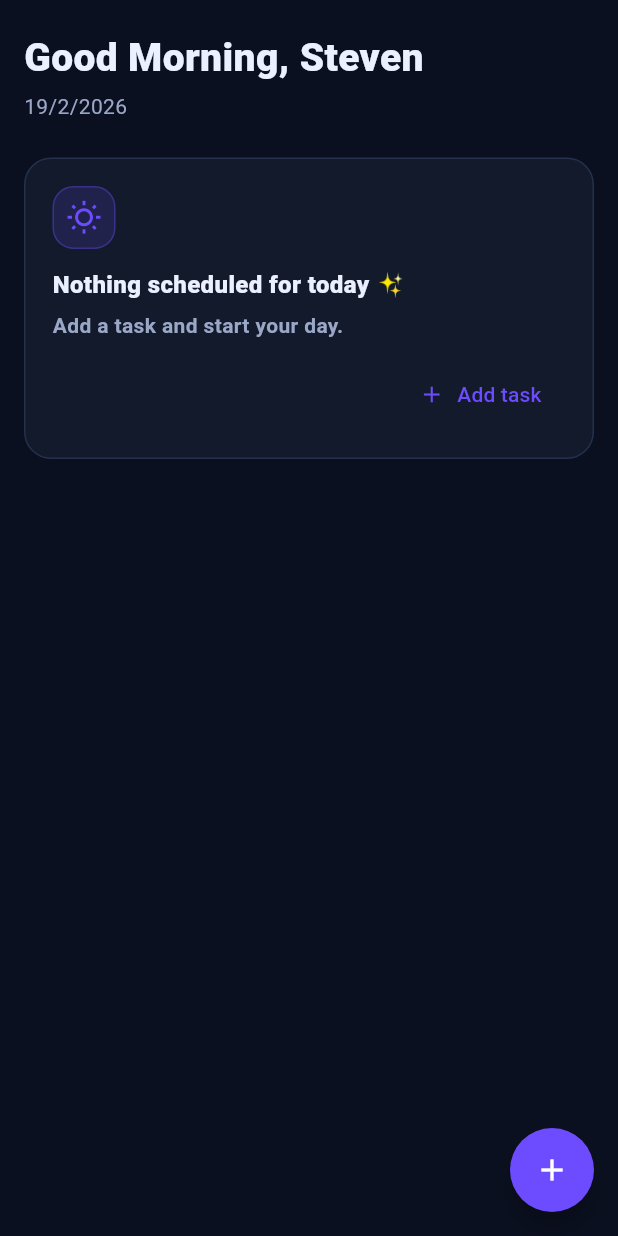
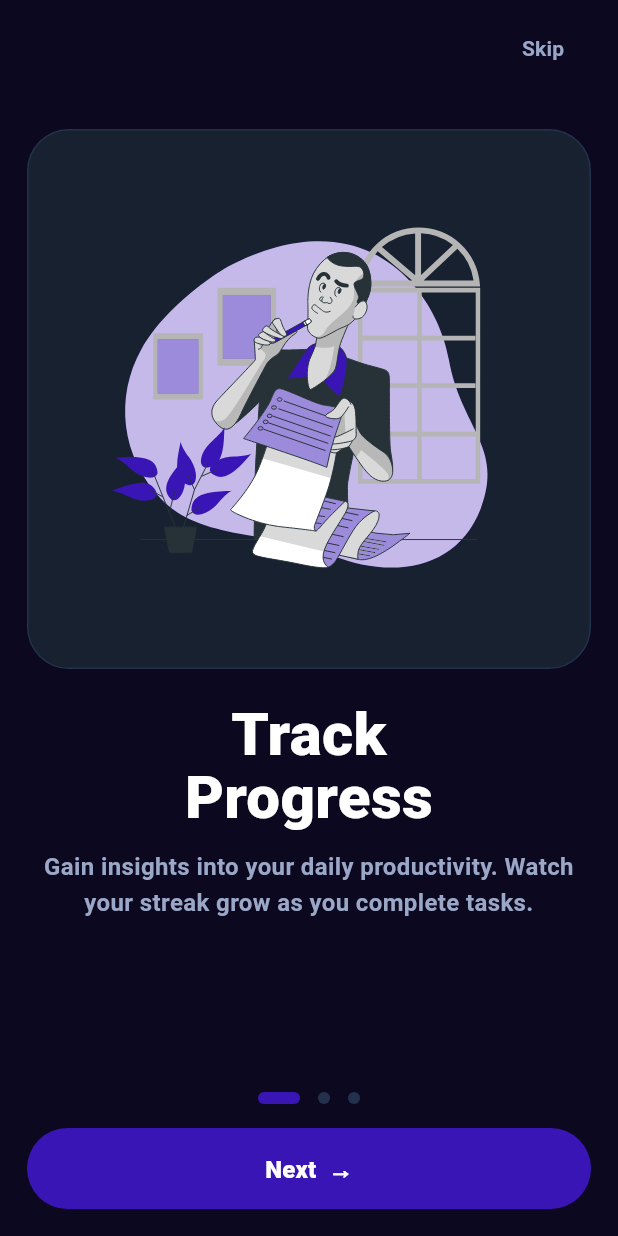
Before and after one commit to StevenBahaa/todo_flutter_app, a Flutter app: the screen it shows after launch, on a phone screen of 412 x 824 dp. Run offline on Flutter 3.47's test engine with Material 3 defaults, Android fonts, the light colour scheme and no system bars; our stand-ins replace audioplayers, equatable, flutter_bloc, flutter_svg, hive, hive_flutter and 1 more; accounts and stored records are empty.

Commit message:
OnBoarding Screen

```diff
--- a/lib/data/local/hive_boxes.dart
+++ b/lib/data/local/hive_boxes.dart
@@ -2,4 +2,5 @@ class HiveBoxs {
   static const String tasks = 'tasksBox';
   static const String categories = "categoriesBox";
   static const String prefs = 'prefsBox';
-}
+  static const profile = "profile_box";
+  }
--- a/lib/data/local/hive_init.dart
+++ b/lib/data/local/hive_init.dart
@@ -6,11 +6,14 @@ class HiveInit {
   static Future<void> init() async {
     await Hive.initFlutter();
 
-    // Adapters will be registered here later (Task, Category, Prefs)
+    // Register adapters
     if (!Hive.isAdapterRegistered(TaskModelAdapter().typeId)) {
       Hive.registerAdapter(TaskModelAdapter());
     }
 
+
+
+    // Open boxes
     await Hive.openBox<TaskModel>(HiveBoxs.tasks);
     await Hive.openBox(HiveBoxs.categories);
     await Hive.openBox(HiveBoxs.prefs);
--- /dev/null
+++ b/lib/data/local/prefs_keys.dart
@@ -0,0 +1,5 @@
+class PrefsKeys {
+  static const userName = "user_name";
+  static const userPhotoPath = "user_photo_path";
+  static const onboardingDone = "onboarding_done";
+}
--- /dev/null
+++ b/lib/data/local/user_profile_prefs.dart
@@ -0,0 +1,22 @@
+import 'package:hive/hive.dart';
+import 'hive_boxes.dart';
+import 'prefs_keys.dart';
+
+class UserProfilePrefs {
+  Box get _prefs => Hive.box(HiveBoxs.prefs);
+
+  String? getName() => _prefs.get(PrefsKeys.userName) as String?;
+  String? getPhotoPath() => _prefs.get(PrefsKeys.userPhotoPath) as String?;
+
+  Future<void> saveProfile({required String name, String? photoPath}) async {
+    await _prefs.put(PrefsKeys.userName, name);
+    await _prefs.put(PrefsKeys.userPhotoPath, photoPath);
+  }
+
+  bool getOnboardingDone() =>
+      (_prefs.get(PrefsKeys.onboardingDone) as bool?) ?? false;
+
+  Future<void> setOnboardingDone(bool v) async {
+    await _prefs.put(PrefsKeys.onboardingDone, v);
+  }
+}
--- /dev/null
+++ b/lib/features/onboarding/view/onboarding_screen.dart
@@ -0,0 +1,461 @@
+import 'dart:io';
+
+import 'package:flutter/material.dart';
+import 'package:flutter_svg/flutter_svg.dart';
+import 'package:image_picker/image_picker.dart';
+import 'package:path/path.dart' as p;
+import 'package:path_provider/path_provider.dart';
+import 'package:flutter/services.dart';
+import 'package:todo_list/features/tasks/view/today_dashboard_screen.dart';
+
+import '../../../core/theme/app_colors.dart';
+import '../../../data/local/user_profile_prefs.dart';
+
+class OnboardingScreen extends StatefulWidget {
+  const OnboardingScreen({super.key});
+
+  @override
+  State<OnboardingScreen> createState() => _OnboardingScreenState();
+}
+
+class _OnboardingScreenState extends State<OnboardingScreen> {
+  final _page = PageController();
+  int _index = 0;
+
+  final _nameCtrl = TextEditingController();
+  String? _photoPath;
+
+  final _prefs = UserProfilePrefs();
+
+  @override
+  void dispose() {
+    _page.dispose();
+    _nameCtrl.dispose();
+    super.dispose();
+  }
+
+  Future<void> _pickPhoto() async {
+    final picker = ImagePicker();
+    final x = await picker.pickImage(
+      source: ImageSource.gallery,
+      imageQuality: 85,
+    );
+    if (x == null) return;
+
+    final dir = await getApplicationDocumentsDirectory();
+    final ext = p.extension(x.path);
+    final dest = p.join(dir.path, 'profile_photo$ext');
+
+    final saved = await File(x.path).copy(dest);
+    setState(() => _photoPath = saved.path);
+  }
+
+  Future<void> _finish() async {
+    final name = _nameCtrl.text.trim();
+    if (name.isEmpty) {
+      ScaffoldMessenger.of(
+        context,
+      ).showSnackBar(const SnackBar(content: Text("Please enter your name")));
+      return;
+    }
+
+    await _prefs.saveProfile(name: name, photoPath: _photoPath);
+    await _prefs.setOnboardingDone(true);
+
+    if (!mounted) return;
+    Navigator.pushReplacement(
+      context,
+      MaterialPageRoute(builder: (_) => const TodayDashboardScreen()),
+    );
+  }
+
+  void _next() {
+    HapticFeedback.selectionClick();
+    if (_index < 2) {
+      _page.nextPage(
+        duration: const Duration(milliseconds: 260),
+        curve: Curves.easeOutCubic,
+      );
+    } else {
+      _finish();
+    }
+  }
+
+  void _skip() {
+    _page.animateToPage(
+      2,
+      duration: const Duration(milliseconds: 260),
+      curve: Curves.easeOutCubic,
+    );
+  }
+
+  @override
+  Widget build(BuildContext context) {
+    final isLast = _index == 2;
+
+    return Scaffold(
+      backgroundColor: const Color(0xFF0B0820),
+      body: SafeArea(
+        child: Column(
+          children: [
+            Padding(
+              padding: const EdgeInsets.symmetric(horizontal: 18, vertical: 8),
+              child: Row(
+                children: [
+                  const Spacer(),
+                  TextButton(
+                    onPressed: isLast ? null : _skip,
+                    child: Text(
+                      "Skip",
+                      style: TextStyle(
+                        color: isLast
+                            ? AppColors.textMuted.withAlpha(120)
+                            : AppColors.textMuted,
+                        fontWeight: FontWeight.w700,
+                      ),
+                    ),
+                  ),
+                ],
+              ),
+            ),
+
+            Expanded(
+              child: PageView(
+                controller: _page,
+                onPageChanged: (i) => setState(() => _index = i),
+                children: [
+                  _OnboardingPage(
+                    svgAsset: "assets/svg/To do list-bro.svg",
+                    title: "Track\nProgress",
+                    subtitle:
+                        "Gain insights into your daily productivity. Watch your streak grow as you complete tasks.",
+                  ),
+                  _OnboardingPage(
+                    svgAsset: "assets/svg/To do list-pana.svg",
+                    title: "Master\nYour Day",
+                    subtitle:
+                        "Turn chaos into clarity. Prioritize what matters most with just a few taps.",
+                  ),
+                  _OnboardingProfilePage(
+                    svgAsset: "assets/svg/To do list-rafiki.svg",
+                    title: "Filter\nwith Speed",
+                    subtitle:
+                        "Stop scrolling, start doing. Use smart tags to find any task in seconds.",
+                    nameCtrl: _nameCtrl,
+                    photoPath: _photoPath,
+                    onPickPhoto: _pickPhoto,
+                  ),
+                ],
+              ),
+            ),
+
+            const SizedBox(height: 10),
+            _Dots(index: _index),
+            const SizedBox(height: 16),
+
+            Padding(
+              padding: const EdgeInsets.fromLTRB(18, 0, 18, 18),
+              child: SizedBox(
+                width: double.infinity,
+                height: 54,
+                child: ElevatedButton(
+                  style: ElevatedButton.styleFrom(
+                    backgroundColor: const Color(0xFF3A15B6),
+                    shape: RoundedRectangleBorder(
+                      borderRadius: BorderRadius.circular(28),
+                    ),
+                    elevation: 0,
+                  ),
+                  onPressed: _next,
+                  child: Text(
+                    isLast ? "Get Started" : "Next  →",
+                    style: const TextStyle(
+                      fontWeight: FontWeight.w900,
+                      fontSize: 16,
+                      color: Colors.white,
+                    ),
+                  ),
+                ),
+              ),
+            ),
+          ],
+        ),
+      ),
+    );
+  }
+}
+
+class _OnboardingPage extends StatelessWidget {
+  final String svgAsset;
+  final String title;
+  final String subtitle;
+
+  const _OnboardingPage({
+    required this.svgAsset,
+    required this.title,
+    required this.subtitle,
+  });
+
+  @override
+  Widget build(BuildContext context) {
+    return SingleChildScrollView(
+      padding: const EdgeInsets.symmetric(horizontal: 18),
+      child: Column(
+        children: [
+          const SizedBox(height: 22),
+
+          // SVG hero (use your SVG, not built from scratch)
+          _SvgHeroCard(asset: svgAsset),
+
+          const SizedBox(height: 22),
+          Text(
+            title,
+            style: const TextStyle(
+              color: Colors.white,
+              fontWeight: FontWeight.w900,
+              fontSize: 40,
+              height: 1.05,
+            ),
+            textAlign: TextAlign.center,
+          ),
+          const SizedBox(height: 14),
+          Text(
+            subtitle,
+            style: const TextStyle(
+              color: AppColors.textMuted,
+              fontWeight: FontWeight.w600,
+              fontSize: 16,
+              height: 1.5,
+            ),
+            textAlign: TextAlign.center,
+          ),
+        ],
+      ),
+    );
+  }
+}
+
+class _OnboardingProfilePage extends StatelessWidget {
+  final String svgAsset;
+  final String title;
+  final String subtitle;
+
+  final TextEditingController nameCtrl;
+  final String? photoPath;
+  final VoidCallback onPickPhoto;
+
+  const _OnboardingProfilePage({
+    required this.svgAsset,
+    required this.title,
+    required this.subtitle,
+    required this.nameCtrl,
+    required this.photoPath,
+    required this.onPickPhoto,
+  });
+
+  @override
+  Widget build(BuildContext context) {
+    final hasName = nameCtrl.text.trim().isNotEmpty;
+
+    return Padding(
+      padding: const EdgeInsets.symmetric(horizontal: 18),
+      child: SingleChildScrollView(
+        child: Column(
+          children: [
+            const SizedBox(height: 22),
+            _SvgHeroCard(asset: svgAsset),
+
+            const SizedBox(height: 22),
+            Text(
+              title,
+              style: const TextStyle(
+                color: Colors.white,
+                fontWeight: FontWeight.w900,
+                fontSize: 40,
+                height: 1.05,
+              ),
+              textAlign: TextAlign.center,
+            ),
+            const SizedBox(height: 14),
+            Text(
+              subtitle,
+              style: const TextStyle(
+                color: AppColors.textMuted,
+                fontWeight: FontWeight.w600,
+                fontSize: 16,
+                height: 1.5,
+              ),
+              textAlign: TextAlign.center,
+            ),
+            const SizedBox(height: 18),
+
+            // Name + photo block
+            Container(
+              padding: const EdgeInsets.all(14),
+              decoration: BoxDecoration(
+                color: AppColors.surface,
+                borderRadius: BorderRadius.circular(16),
+                border: Border.all(color: AppColors.border),
+              ),
+              child: Column(
+                children: [
+                  Row(
+                    children: [
+                      _PhotoPreview(photoPath: photoPath),
+                      const SizedBox(width: 12),
+                      Expanded(
+                        child: TextField(
+                          controller: nameCtrl,
+                          onChanged: (_) {},
+                          style: const TextStyle(
+                            color: AppColors.text,
+                            fontWeight: FontWeight.w800,
+                          ),
+                          decoration: InputDecoration(
+                            hintText: "Your name",
+                            hintStyle: const TextStyle(
+                              color: AppColors.textMuted,
+                              fontWeight: FontWeight.w600,
+                            ),
+                            filled: true,
+                            fillColor: const Color(0xFF0F172A),
+                            border: OutlineInputBorder(
+                              borderRadius: BorderRadius.circular(12),
+                              borderSide: BorderSide(color: AppColors.border),
+                            ),
+                            enabledBorder: OutlineInputBorder(
+                              borderRadius: BorderRadius.circular(12),
+                              borderSide: BorderSide(color: AppColors.border),
+                            ),
+                            focusedBorder: OutlineInputBorder(
+                              borderRadius: BorderRadius.circular(12),
+                              borderSide: const BorderSide(
+                                color: Color(0xFF3A15B6),
+                                width: 1.6,
+                              ),
+                            ),
+                            contentPadding: const EdgeInsets.symmetric(
+                              horizontal: 12,
+                              vertical: 12,
+                            ),
+                          ),
+                        ),
+                      ),
+                    ],
+                  ),
+                  const SizedBox(height: 12),
+                  SizedBox(
+                    width: double.infinity,
+                    height: 44,
+                    child: OutlinedButton.icon(
+                      style: OutlinedButton.styleFrom(
+                        foregroundColor: Colors.white,
+                        side: BorderSide(color: AppColors.border),
+                        shape: RoundedRectangleBorder(
+                          borderRadius: BorderRadius.circular(12),
+                        ),
+                      ),
+                      onPressed: onPickPhoto,
+                      icon: const Icon(Icons.photo_library_outlined, size: 18),
+                      label: const Text(
+                        "Upload profile photo",
+                        style: TextStyle(fontWeight: FontWeight.w800),
+                      ),
+                    ),
+                  ),
+                  if (!hasName) ...[
+                    const SizedBox(height: 10),
+                    const Align(
+                      alignment: Alignment.centerLeft,
+                      child: Text(
+                        "Name is required to continue",
+                        style: TextStyle(
+                          color: AppColors.textMuted,
+                          fontWeight: FontWeight.w600,
+                          fontSize: 12,
+                        ),
+                      ),
+                    ),
+                  ],
+                ],
+              ),
+            ),
+          ],
+        ),
+      ),
+    );
+  }
+}
+
+class _SvgHeroCard extends StatelessWidget {
+  final String asset;
+  const _SvgHeroCard({required this.asset});
+
+  @override
+  Widget build(BuildContext context) {
+    return Container(
+      height: 360,
+      width: double.infinity,
+      padding: const EdgeInsets.all(18),
+      decoration: BoxDecoration(
+        color: const Color(0xFF18212F),
+        borderRadius: BorderRadius.circular(28),
+        border: Border.all(color: AppColors.border),
+      ),
+      child: ClipRRect(
+        borderRadius: BorderRadius.circular(22),
+        child: SvgPicture.asset(asset, fit: BoxFit.contain),
+      ),
+    );
+  }
+}
+
+class _PhotoPreview extends StatelessWidget {
+  final String? photoPath;
+  const _PhotoPreview({this.photoPath});
+
+  @override
+  Widget build(BuildContext context) {
+    final has = photoPath != null && photoPath!.isNotEmpty;
+
+    return Container(
+      width: 54,
+      height: 54,
+      decoration: BoxDecoration(
+        color: const Color(0xFF0F172A),
+        borderRadius: BorderRadius.circular(16),
+        border: Border.all(color: AppColors.border),
+      ),
+      child: ClipRRect(
+        borderRadius: BorderRadius.circular(16),
+        child: has
+            ? Image.file(File(photoPath!), fit: BoxFit.cover)
+            : const Icon(Icons.person, color: AppColors.textMuted),
+      ),
+    );
+  }
+}
+
+class _Dots extends StatelessWidget {
+  final int index;
+  const _Dots({required this.index});
+
+  @override
+  Widget build(BuildContext context) {
+    Widget dot(bool active) => AnimatedContainer(
+      duration: const Duration(milliseconds: 220),
+      width: active ? 28 : 8,
+      height: 8,
+      margin: const EdgeInsets.symmetric(horizontal: 6),
+      decoration: BoxDecoration(
+        color: active ? const Color(0xFF3A15B6) : AppColors.border,
+        borderRadius: BorderRadius.circular(99),
+      ),
+    );
+
+    return Row(
+      mainAxisAlignment: MainAxisAlignment.center,
+      children: [dot(index == 0), dot(index == 1), dot(index == 2)],
+    );
+  }
+}
--- a/lib/main.dart
+++ b/lib/main.dart
@@ -1,20 +1,27 @@
 import 'package:flutter/material.dart';
 import 'package:flutter_bloc/flutter_bloc.dart';
+
 import 'package:todo_list/core/theme/app_theme.dart';
 import 'package:todo_list/data/local/hive_init.dart';
+import 'package:todo_list/data/local/user_profile_prefs.dart';
 import 'package:todo_list/data/repositories/tasks_repository.dart';
 import 'package:todo_list/features/tasks/cubit/tasks_cubit.dart';
-// import 'package:todo_list/features/tasks/view/comprehensive_task_list_screen.dart';
 import 'package:todo_list/features/tasks/view/today_dashboard_screen.dart';
+import 'package:todo_list/features/onboarding/view/onboarding_screen.dart';
 
 Future<void> main() async {
   WidgetsFlutterBinding.ensureInitialized();
   await HiveInit.init();
-  runApp(const MyApp());
+
+  final seenOnboarding = UserProfilePrefs().getOnboardingDone();
+
+  runApp(MyApp(seenOnboarding: seenOnboarding));
 }
 
 class MyApp extends StatelessWidget {
-  const MyApp({super.key});
+  final bool seenOnboarding;
+
+  const MyApp({super.key, required this.seenOnboarding});
 
   @override
   Widget build(BuildContext context) {
@@ -26,7 +33,7 @@ class MyApp extends StatelessWidget {
         child: MaterialApp(
           debugShowCheckedModeBanner: false,
           theme: AppTheme.darkTheme(),
-          home: TodayDashboardScreen(),
+          home: seenOnboarding ? const TodayDashboardScreen() : const OnboardingScreen(),
         ),
       ),
     );
```
Also changed, not shown: lib/data/local/user_profile_store.dart (added, +19 -0 lines), lib/data/models/user_profile.dart (added, +14 -0 lines), pubspec.yaml (+6 -2 lines), assets/svg/To do list-bro.svg (added), assets/svg/To do list-pana.svg (added), assets/svg/To do list-rafiki.svg (added), lib/data/models/user_profile.g.dart (added), pubspec.lock, 5 other files.
